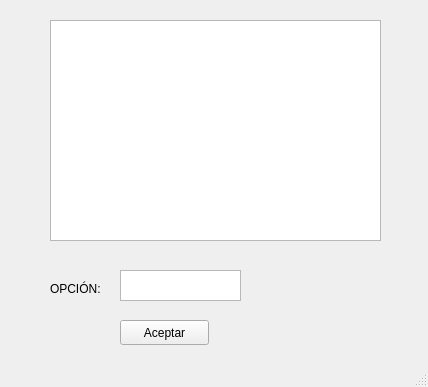
Old version of the form cliente/mainwindow.ui in the repository ArmandoFG/Tarea.
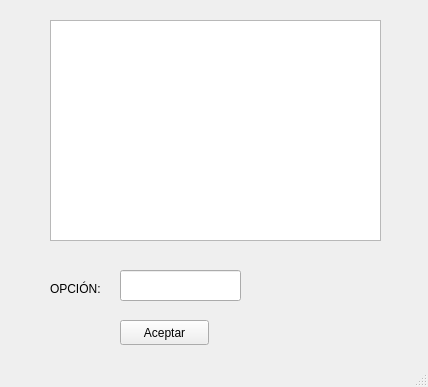
New version of the form.

Diff of the .ui file:
```diff
--- a/cliente/mainwindow.ui
+++ b/cliente/mainwindow.ui
@@ -57,7 +57,7 @@
      <string>Aceptar</string>
     </property>
    </widget>
-   <widget class="QTextEdit" name="opcion">
+   <widget class="QLineEdit" name="lineoption">
     <property name="geometry">
      <rect>
       <x>120</x>
```
